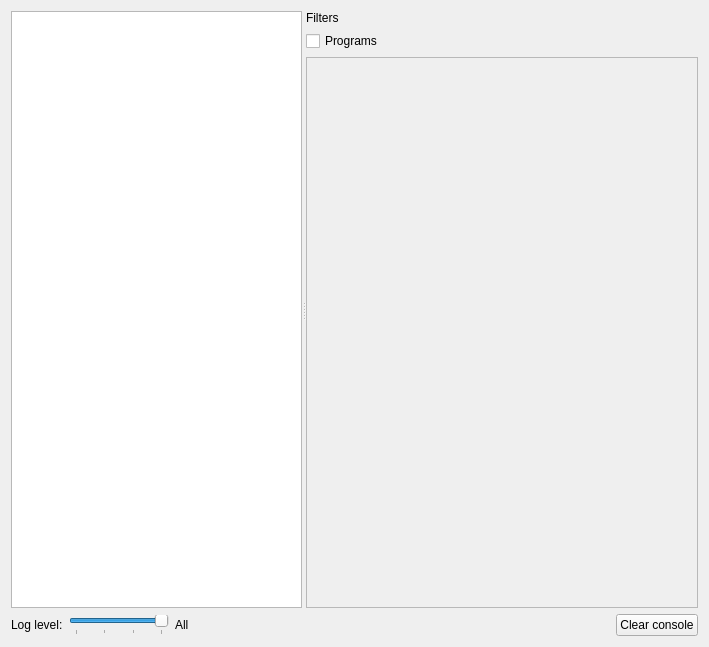
First picture: the form in sw/supervision/new/ui/console.ui, repository paparazzi/paparazzi, before the edit.
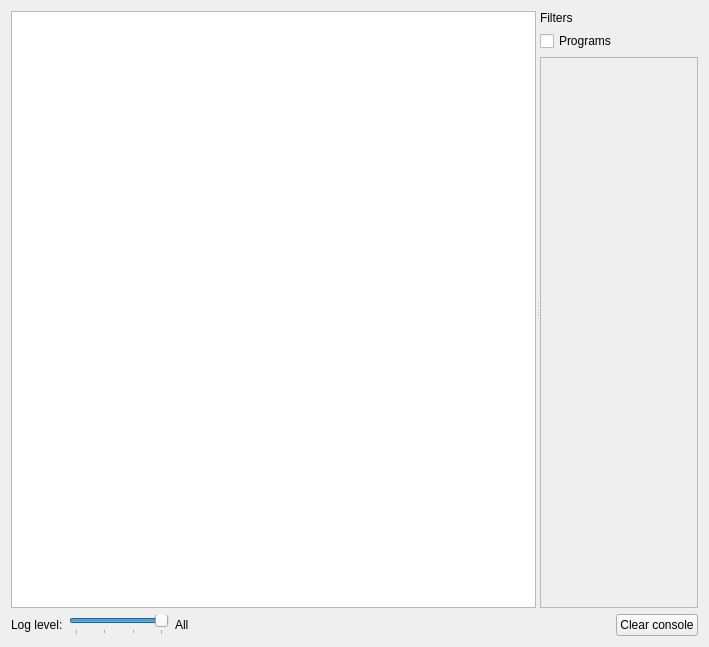
Second picture: the form after the edit. Icons and pictures are not drawn.

Commit message: tune console.

What changed in the file:
```diff
--- a/sw/supervision/new/ui/console.ui
+++ b/sw/supervision/new/ui/console.ui
@@ -71,7 +71,7 @@
              </property>
              <property name="sizeHint" stdset="0">
               <size>
-               <width>324</width>
+               <width>1</width>
                <height>167</height>
               </size>
              </property>
```
The commit also changes 1 other file.
